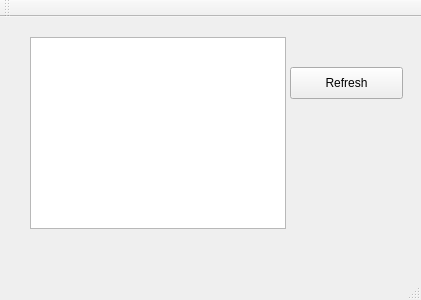
Old version of the form mainwindow.ui in the repository Thuzerland/ft232.
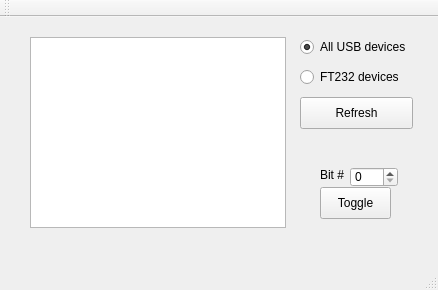
New version of the form.

Commit message: Implement pin toggling on FT232 devices

What changed in the file:
```diff
--- a/mainwindow.ui
+++ b/mainwindow.ui
@@ -6,8 +6,8 @@
    <rect>
     <x>0</x>
     <y>0</y>
-    <width>421</width>
-    <height>300</height>
+    <width>438</width>
+    <height>290</height>
    </rect>
   </property>
   <property name="windowTitle">
@@ -17,8 +17,8 @@
    <widget class="QPushButton" name="buttonRefresh">
     <property name="geometry">
      <rect>
-      <x>290</x>
-      <y>50</y>
+      <x>300</x>
+      <y>80</y>
       <width>113</width>
       <height>32</height>
      </rect>
@@ -33,10 +33,78 @@
       <x>30</x>
       <y>20</y>
       <width>256</width>
-      <height>192</height>
+      <height>191</height>
      </rect>
     </property>
    </widget>
+   <widget class="QRadioButton" name="radioButtonUSB">
+    <property name="geometry">
+     <rect>
+      <x>300</x>
+      <y>20</y>
+      <width>121</width>
+      <height>20</height>
+     </rect>
+    </property>
+    <property name="text">
+     <string>All USB devices</string>
+    </property>
+    <property name="checked">
+     <bool>true</bool>
+    </property>
+   </widget>
+   <widget class="QRadioButton" name="radioButtonFT232">
+    <property name="geometry">
+     <rect>
+      <x>300</x>
+      <y>50</y>
+      <width>111</width>
+      <height>20</height>
+     </rect>
+    </property>
+    <property name="text">
+     <string>FT232 devices</string>
+    </property>
+   </widget>
+   <widget class="QPushButton" name="buttonToggle">
+    <property name="geometry">
+     <rect>
+      <x>320</x>
+      <y>170</y>
+      <width>71</width>
+      <height>32</height>
+     </rect>
+    </property>
+    <property name="text">
+     <string>Toggle</string>
+    </property>
+   </widget>
+   <widget class="QSpinBox" name="spinBox">
+    <property name="geometry">
+     <rect>
+      <x>350</x>
+      <y>150</y>
+      <width>48</width>
+      <height>20</height>
+     </rect>
+    </property>
+    <property name="maximum">
+     <number>3</number>
+    </property>
+   </widget>
+   <widget class="QLabel" name="label">
+    <property name="geometry">
+     <rect>
+      <x>320</x>
+      <y>150</y>
+      <width>31</width>
+      <height>16</height>
+     </rect>
+    </property>
+    <property name="text">
+     <string>Bit #</string>
+    </property>
+   </widget>
   </widget>
   <widget class="QMenuBar" name="menuBar">
    <property name="geometry">
```
Left out of the diff: 5 changed lines with no effect on the pictures. The commit also changes 8 other files.
